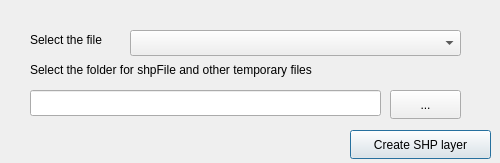
This is ShpFileGenerator_dialog_base.ui in m-vanshika/SHPFileGenerator as Qt 5 draws it before an edit. The edited form follows.
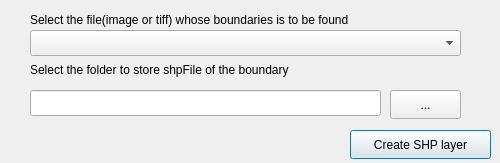
This is the edited form.

Diff of the .ui file:
```diff
--- a/ShpFileGenerator_dialog_base.ui
+++ b/ShpFileGenerator_dialog_base.ui
@@ -17,21 +17,21 @@
    <property name="geometry">
     <rect>
      <x>30</x>
-     <y>30</y>
-     <width>111</width>
+     <y>10</y>
+     <width>431</width>
      <height>20</height>
     </rect>
    </property>
    <property name="text">
-    <string>Select the file</string>
+    <string>Select the file(image or tiff) whose boundaries is to be found</string>
    </property>
   </widget>
   <widget class="QComboBox" name="AllFiles">
    <property name="geometry">
     <rect>
-     <x>130</x>
+     <x>30</x>
      <y>30</y>
-     <width>331</width>
+     <width>431</width>
      <height>26</height>
     </rect>
    </property>
@@ -54,12 +54,12 @@
     <rect>
      <x>30</x>
      <y>60</y>
-     <width>361</width>
+     <width>431</width>
      <height>20</height>
     </rect>
    </property>
    <property name="text">
-    <string>Select the folder for shpFile and other temporary files</string>
+    <string>Select the folder to store shpFile of the boundary</string>
    </property>
   </widget>
   <widget class="QLineEdit" name="lineEdit">
```
